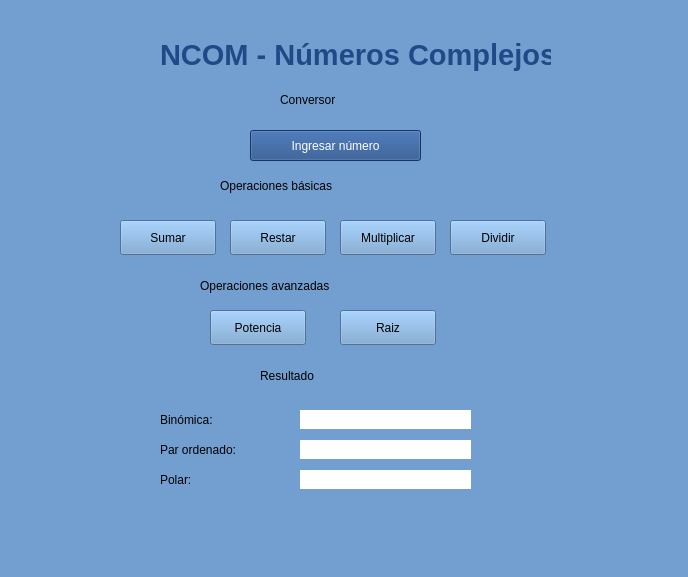
First picture: the form in ncom.ui, repository emiortiz/TP-MatSup-1c2019, before the edit.
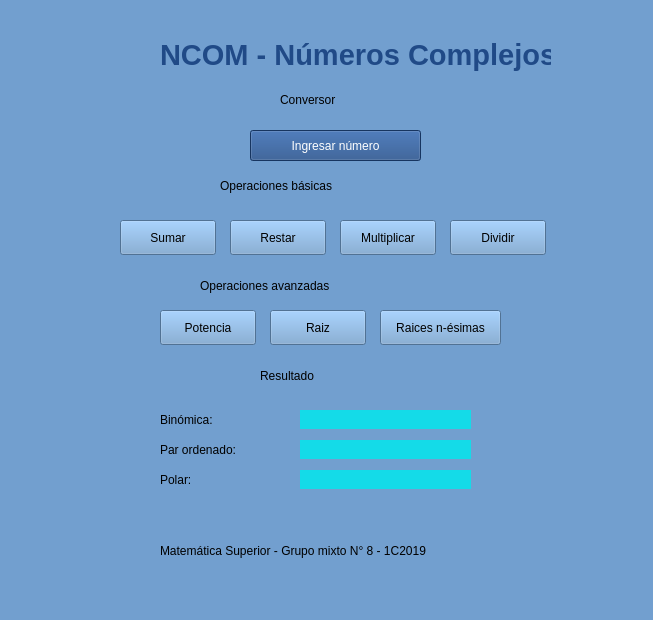
Second picture: the form after the edit.

Commit message: Raices n-esimas

```diff
--- a/ncom.ui
+++ b/ncom.ui
@@ -2,14 +2,29 @@
 <ui version="4.0">
  <class>mainWindow</class>
  <widget class="QMainWindow" name="mainWindow">
+  <property name="enabled">
+   <bool>true</bool>
+  </property>
   <property name="geometry">
    <rect>
     <x>0</x>
     <y>0</y>
-    <width>688</width>
-    <height>577</height>
+    <width>653</width>
+    <height>620</height>
    </rect>
   </property>
+  <property name="minimumSize">
+   <size>
+    <width>653</width>
+    <height>620</height>
+   </size>
+  </property>
+  <property name="maximumSize">
+   <size>
+    <width>653</width>
+    <height>620</height>
+   </size>
+  </property>
   <property name="windowTitle">
    <string>NCOM - Números Complejos</string>
   </property>
@@ -66,7 +81,7 @@
      </rect>
     </property>
     <property name="styleSheet">
-     <string notr="true">background-color: rgb(255, 255, 255);</string>
+     <string notr="true">background-color: rgb(20, 219, 232);</string>
     </property>
     <property name="text">
      <string/>
@@ -115,7 +130,7 @@
      </rect>
     </property>
     <property name="styleSheet">
-     <string notr="true">background-color: rgb(255, 255, 255);</string>
+     <string notr="true">background-color: rgb(20, 219, 232);</string>
     </property>
     <property name="text">
      <string/>
@@ -134,7 +149,7 @@
      </rect>
     </property>
     <property name="styleSheet">
-     <string notr="true">background-color: rgb(255, 255, 255);</string>
+     <string notr="true">background-color: rgb(20, 219, 232);</string>
     </property>
     <property name="text">
      <string/>
@@ -262,7 +277,7 @@
    <widget class="QPushButton" name="potenciaButton">
     <property name="geometry">
      <rect>
-      <x>210</x>
+      <x>160</x>
       <y>310</y>
       <width>96</width>
       <height>35</height>
@@ -275,7 +290,7 @@
    <widget class="QPushButton" name="raizButton">
     <property name="geometry">
      <rect>
-      <x>340</x>
+      <x>270</x>
       <y>310</y>
       <width>96</width>
       <height>35</height>
@@ -285,6 +300,36 @@
      <string>Raiz</string>
     </property>
    </widget>
+   <widget class="QLabel" name="label_6">
+    <property name="geometry">
+     <rect>
+      <x>160</x>
+      <y>530</y>
+      <width>331</width>
+      <height>41</height>
+     </rect>
+    </property>
+    <property name="styleSheet">
+     <string notr="true">font: 8pt &quot;Cantarell&quot;;
+font: 81 11pt &quot;Cantarell&quot;;</string>
+    </property>
+    <property name="text">
+     <string>Matemática Superior - Grupo mixto N° 8 - 1C2019</string>
+    </property>
+   </widget>
+   <widget class="QPushButton" name="nesimasButton">
+    <property name="geometry">
+     <rect>
+      <x>380</x>
+      <y>310</y>
+      <width>121</width>
+      <height>35</height>
+     </rect>
+    </property>
+    <property name="text">
+     <string>Raices n-ésimas</string>
+    </property>
+   </widget>
   </widget>
   <widget class="QMenuBar" name="menubar">
    <property name="geometry">
```
Left out of the diff: 2 changed lines with no effect on the pictures. The commit also changes 2 other files.
